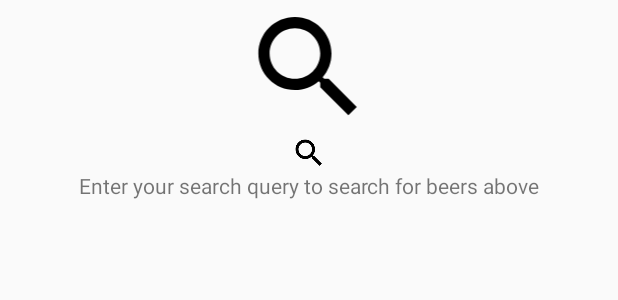
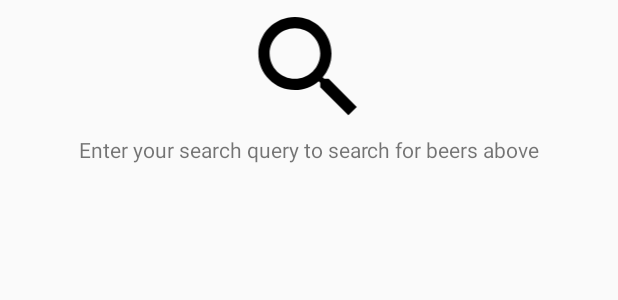
Before and after one commit to Krobys/FoamyCool, an Android app: the layout empty_data_search.xml on its own in the app's theme, with its tools: preview values and no code run, on a phone screen of 412 x 824 dp. Shown: the top 300 px of the screen. Run offline under Robolectric (Android 15) with nearby library versions, the phone set to English and light mode, and no system bars.

Commit message:
reformat code

```diff
--- a/app/src/main/res/layout/empty_data_search.xml
+++ b/app/src/main/res/layout/empty_data_search.xml
@@ -15,7 +15,6 @@
         android:id="@+id/textView2"
         android:layout_width="match_parent"
         android:layout_height="wrap_content"
-        android:drawableTop="@drawable/ic_search"
         android:text="@string/enter_your_search_query_nto_search_for_beers_above"
         android:textAlignment="center" />
 
```
